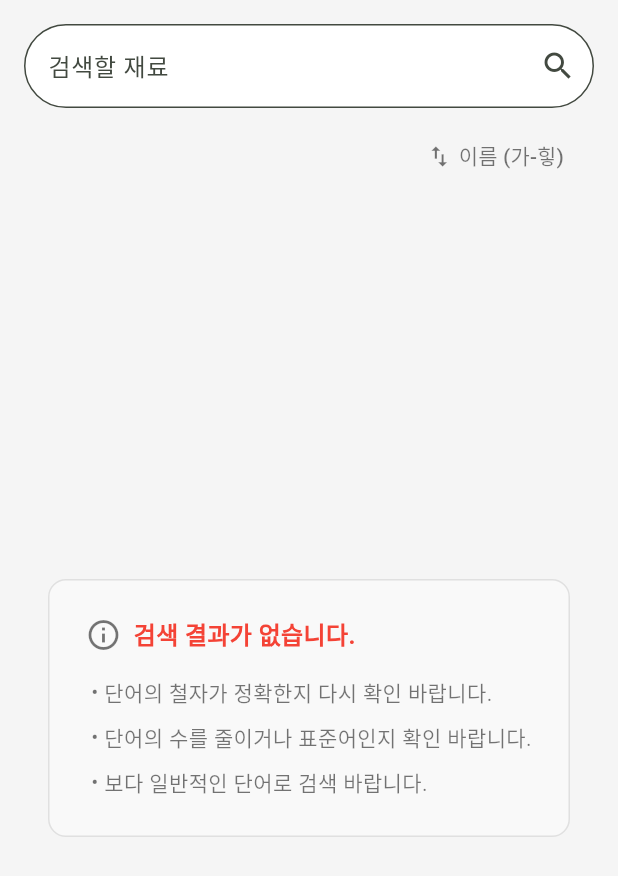
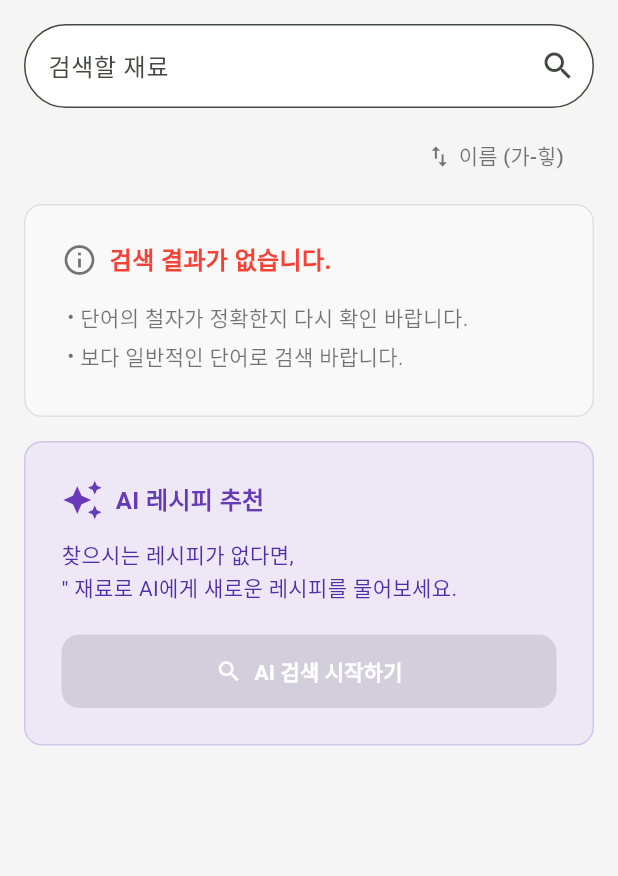
Before and after one commit to HS-Mobile-Programming/HomeMate, a Flutter app: the RecipeScreen screen opened directly, on a phone screen of 412 x 824 dp. Shown: the top 876 px of the screen. Run offline on Flutter 3.47's test engine with Material 3 defaults, Android fonts, the phone set to English and light mode, and no system bars; our stand-ins replace cloud_firestore, firebase_auth, firebase_core, firebase_storage, flutter_local_notifications, fluttertoast and 3 more; accounts and stored records are empty.

Commit message:
ai 검색 기능 추가

```diff
--- a/lib/screens/recipe_screen.dart
+++ b/lib/screens/recipe_screen.dart
@@ -1,6 +1,7 @@
 // 레시피 검색·정렬 목록 화면
 import 'package:flutter/material.dart';
 import 'package:fluttertoast/fluttertoast.dart';
+import '../services/recommendation_service.dart';
 import '../models/recipe.dart';
 import '../models/recipe_sort_mode.dart';
 import '../services/recipe_service.dart';
@@ -17,6 +18,8 @@ class RecipeScreen extends StatefulWidget {
 class _RecipeScreenState extends State<RecipeScreen> {
   // 레시피 서비스
   final RecipeService _recipeService = RecipeService();
+  final RecommendationService _recommendationService = RecommendationService();
+
   // 검색·정렬 결과 목록
   List<Recipe> _foundRecipes = [];
   // 정렬 모드 상태
@@ -25,6 +28,8 @@ class _RecipeScreenState extends State<RecipeScreen> {
   String _searchKeyword = "";
   // 로딩 상태
   bool _isLoading = false;
+  // ai 로딩 상태
+  bool _isAiLoading = false;
 
   @override
   void initState() {
@@ -43,6 +48,47 @@ class _RecipeScreenState extends State<RecipeScreen> {
         _foundRecipes = sortedRecipes;
         _isLoading = false;
       });
+    }
+  }
+
+  // ai 검색
+  Future<void> _onAiSearchPressed() async {
+    if (_searchKeyword.isEmpty) return;
+
+    setState(() {
+      _isAiLoading = true;
+    });
+
+    try {
+      // AI에게 레시피 생성 요청
+      final aiRecipes = await _recommendationService.getAiRecipesFromKeyword(_searchKeyword);
+
+      if (mounted) {
+        if (aiRecipes.isNotEmpty) {
+          setState(() {
+            _foundRecipes = aiRecipes; // 결과 목록을 AI 결과로 교체
+          });
+          ScaffoldMessenger.of(context).showSnackBar(
+            const SnackBar(content: Text("AI가 새로운 레시피를 만들었습니다! 🤖")),
+          );
+        } else {
+          ScaffoldMessenger.of(context).showSnackBar(
+            const SnackBar(content: Text("AI가 레시피를 생성하지 못했습니다.")),
+          );
+        }
+      }
+    } catch (e) {
+      if (mounted) {
+        ScaffoldMessenger.of(context).showSnackBar(
+          const SnackBar(content: Text("오류가 발생했습니다.")),
+        );
+      }
+    } finally {
+      if (mounted) {
+        setState(() {
+          _isAiLoading = false;
+        });
+      }
     }
   }
 
@@ -71,7 +117,10 @@ class _RecipeScreenState extends State<RecipeScreen> {
           ? RecipeSortMode.nameDesc
           : RecipeSortMode.nameAsc;
     });
-    _refreshList();
+    final sorted = _recipeService.sortRecipes(_foundRecipes, _sortMode);
+    setState(() {
+      _foundRecipes = sorted;
+    });
   }
 
   // 정렬 버튼 UI
@@ -88,9 +137,10 @@ class _RecipeScreenState extends State<RecipeScreen> {
     );
   }
 
-  // 검색 결과 없음 안내 포인트
   Widget _buildSuggestionPoint(String text) {
-    return Row(
+    return Padding(
+      padding: const EdgeInsets.only(bottom: 4.0),
+      child: Row(
         crossAxisAlignment: CrossAxisAlignment.start,
         children: [
           const Text(" • ", style: TextStyle(color: Colors.black54, height: 1.5)),
@@ -101,6 +151,7 @@ class _RecipeScreenState extends State<RecipeScreen> {
             ),
           ),
         ],
+      ),
     );
   }
 
@@ -142,8 +193,17 @@ class _RecipeScreenState extends State<RecipeScreen> {
             ),
             // 목록/로딩/빈 상태
             Expanded(
-              child: _isLoading
-                  ? const Center(child: CircularProgressIndicator())
+              child: _isLoading || _isAiLoading
+                  ? Column(
+                mainAxisAlignment: MainAxisAlignment.center,
+                children: [
+                  const CircularProgressIndicator(),
+                  if (_isAiLoading) ...[
+                    const SizedBox(height: 16),
+                    const Text("AI가 레시피를 생성 중입니다..."),
+                  ]
+                ],
+              )
                   : _foundRecipes.isNotEmpty
                   ? ListView.builder(
                 itemCount: _foundRecipes.length,
@@ -157,15 +217,17 @@ class _RecipeScreenState extends State<RecipeScreen> {
                             recipe: _foundRecipes[index],
                           ),
                         ),
-                            ).then((_) => _refreshList());
+                      );
                     },
                     child: RecipeCard(recipe: _foundRecipes[index]),
                   );
                 },
-                    )
-                  : Center(
-                      child: Container(
-                        margin: const EdgeInsets.all(16.0),
+              ) : SingleChildScrollView(
+                child: Column(
+                  children: [
+                    // 검색 결과 없음 안내
+                    Container(
+                      width: double.infinity,
                       padding: const EdgeInsets.all(24.0),
                       decoration: BoxDecoration(
                         color: const Color(0xFFF9F9F9),
@@ -173,11 +235,9 @@ class _RecipeScreenState extends State<RecipeScreen> {
                         borderRadius: BorderRadius.circular(12.0),
                       ),
                       child: Column(
-                          mainAxisSize: MainAxisSize.min,
-                          crossAxisAlignment: CrossAxisAlignment.start,
+                        crossAxisAlignment: CrossAxisAlignment.start, // [수정] 왼쪽 정렬
                         children: [
                           Row(
-                              mainAxisSize: MainAxisSize.min,
                             children: const [
                               Icon(Icons.info_outline, color: Colors.black54),
                               SizedBox(width: 8),
@@ -193,12 +253,77 @@ class _RecipeScreenState extends State<RecipeScreen> {
                           ),
                           const SizedBox(height: 16),
                           _buildSuggestionPoint("단어의 철자가 정확한지 다시 확인 바랍니다."),
-                            const SizedBox(height: 8),
-                            _buildSuggestionPoint("단어의 수를 줄이거나 표준어인지 확인 바랍니다."),
-                            const SizedBox(height: 8),
                           _buildSuggestionPoint("보다 일반적인 단어로 검색 바랍니다."),
                         ],
                       ),
+                    ),
+
+                    const SizedBox(height: 16),
+
+                    // AI 검색 제안
+                    Container(
+                      width: double.infinity,
+                      padding: const EdgeInsets.all(24.0),
+                      decoration: BoxDecoration(
+                        color: Colors.deepPurple.shade50,
+                        border: Border.all(color: Colors.deepPurple.shade100),
+                        borderRadius: BorderRadius.circular(12.0),
+                      ),
+                      child: Column(
+                        crossAxisAlignment: CrossAxisAlignment.start, // [수정] 왼쪽 정렬
+                        children: [
+                          Row(
+                            children: [
+                              const Icon(Icons.auto_awesome, color: Colors.deepPurple, size: 28),
+                              const SizedBox(width: 8),
+                              const Text(
+                                "AI 레시피 추천",
+                                style: TextStyle(
+                                  fontWeight: FontWeight.bold,
+                                  fontSize: 16,
+                                  color: Colors.deepPurple,
+                                ),
+                              ),
+                            ],
+                          ),
+                          const SizedBox(height: 12),
+                          Text(
+                            "찾으시는 레시피가 없다면,\n'$_searchKeyword' 재료로 AI에게 새로운 레시피를 물어보세요.",
+                            style: TextStyle(
+                              color: Colors.deepPurple.shade700,
+                              height: 1.5,
+                            ),
+                          ),
+                          const SizedBox(height: 20),
+                          SizedBox(
+                            width: double.infinity,
+                            child: ElevatedButton.icon(
+                              onPressed: _searchKeyword.isNotEmpty
+                                  ? _onAiSearchPressed
+                                  : null,
+                              icon: const Icon(Icons.search, color: Colors.white),
+                              label: const Text(
+                                "AI 검색 시작하기",
+                                style: TextStyle(
+                                  fontWeight: FontWeight.bold,
+                                  color: Colors.white,
+                                ),
+                              ),
+                              style: ElevatedButton.styleFrom(
+                                backgroundColor: Colors.deepPurpleAccent,
+                                padding: const EdgeInsets.symmetric(vertical: 14),
+                                shape: RoundedRectangleBorder(
+                                  borderRadius: BorderRadius.circular(12),
+                                ),
+                                elevation: 2,
+                              ),
+                            ),
+                          ),
+                        ],
+                      ),
+                    ),
+                    const SizedBox(height: 50),
+                  ],
                 ),
               ),
             ),
```
Also changed, not shown: lib/services/recommendation_service.dart (+105 -27 lines). Lines whose indentation alone changed are shown as unchanged.
